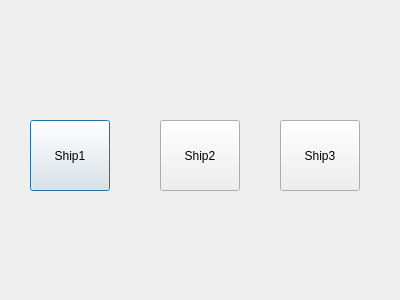
This is src/env/menus/Ships/pickyourship.ui in DC2012/DC2012 as Qt 5 draws it before an edit. The edited form follows.
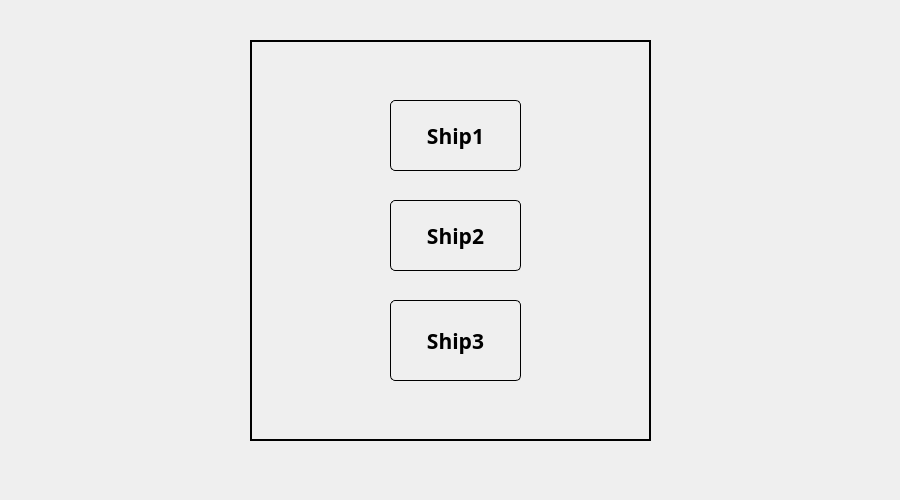
This is the edited form. Icons and pictures are not drawn.

```diff
--- a/src/env/menus/Ships/pickyourship.ui
+++ b/src/env/menus/Ships/pickyourship.ui
@@ -6,53 +6,185 @@
    <rect>
     <x>0</x>
     <y>0</y>
-    <width>400</width>
-    <height>300</height>
+    <width>900</width>
+    <height>500</height>
    </rect>
   </property>
+  <property name="minimumSize">
+   <size>
+    <width>900</width>
+    <height>500</height>
+   </size>
+  </property>
+  <property name="maximumSize">
+   <size>
+    <width>900</width>
+    <height>500</height>
+   </size>
+  </property>
+  <property name="font">
+   <font>
+    <family>Jomolhari</family>
+   </font>
+  </property>
   <property name="windowTitle">
    <string>Dialog</string>
   </property>
+  <property name="styleSheet">
+   <string notr="true">QDialog{
+  color:white;
+  background-image:url(:/image/underwater.jpg)
+}
+
+QLineEdit{
+  color:#FFF;
+  padding: 5px;
+  background-color:#000;
+}
+
+QFrame{
+  border: 2px solid#000;
+    background-image:url(:/image/steel.jpg)
+}
+
+QPushButton{
+  color: black;
+  border: 1px solid#000;
+  border-radius:5px;
+  padding: 5px;
+  background-image:url(:/image/metal_4.jpg)
+}
+
+QPushButton:hover {
+  background: qradialgradient(cx: 0.3, cy: -0.4,fx: 0.3, fy: -0.4,radius: 1.35, stop: 0 #000, stop: 1 #808080);
+}
+
+ QPushButton:pressed {
+background: qradialgradient(cx: 0.4, cy: -0.1,
+fx: 0.4, fy: -0.1,
+radius: 1.35, stop: 0 #FFF, stop: 1 #C89225);
+}</string>
+  </property>
+  <widget class="QFrame" name="frame">
+   <property name="geometry">
+    <rect>
+     <x>250</x>
+     <y>40</y>
+     <width>401</width>
+     <height>401</height>
+    </rect>
+   </property>
+   <property name="font">
+    <font>
+     <family>Jomolhari</family>
+     <pointsize>16</pointsize>
+     <weight>75</weight>
+     <bold>true</bold>
+    </font>
+   </property>
+   <property name="frameShape">
+    <enum>QFrame::StyledPanel</enum>
+   </property>
+   <property name="frameShadow">
+    <enum>QFrame::Raised</enum>
+   </property>
   <widget class="QPushButton" name="btnShip1">
    <property name="geometry">
     <rect>
-     <x>30</x>
-     <y>120</y>
-     <width>80</width>
+      <x>140</x>
+      <y>60</y>
+      <width>131</width>
      <height>71</height>
     </rect>
    </property>
+    <property name="font">
+     <font>
+      <family>Jomolhari</family>
+      <pointsize>16</pointsize>
+      <weight>75</weight>
+      <bold>true</bold>
+     </font>
+    </property>
    <property name="text">
     <string>Ship1</string>
    </property>
+    <property name="icon">
+     <iconset resource="../../../../../../../opt/QtSDK/LinuxGame/pictures.qrc">
+      <normaloff>:/image/old.png</normaloff>:/image/old.png</iconset>
+    </property>
+    <property name="iconSize">
+     <size>
+      <width>50</width>
+      <height>50</height>
+     </size>
+    </property>
   </widget>
   <widget class="QPushButton" name="btnShip2">
    <property name="geometry">
     <rect>
-     <x>160</x>
-     <y>120</y>
-     <width>80</width>
+      <x>140</x>
+      <y>160</y>
+      <width>131</width>
      <height>71</height>
     </rect>
    </property>
+    <property name="font">
+     <font>
+      <family>Jomolhari</family>
+      <pointsize>16</pointsize>
+      <weight>75</weight>
+      <bold>true</bold>
+     </font>
+    </property>
    <property name="text">
     <string>Ship2</string>
    </property>
+    <property name="icon">
+     <iconset resource="../../../../../../../opt/QtSDK/LinuxGame/pictures.qrc">
+      <normaloff>:/image/sub2.gif</normaloff>:/image/sub2.gif</iconset>
+    </property>
+    <property name="iconSize">
+     <size>
+      <width>50</width>
+      <height>50</height>
+     </size>
+    </property>
   </widget>
   <widget class="QPushButton" name="btnShip3">
    <property name="geometry">
     <rect>
-     <x>280</x>
-     <y>120</y>
-     <width>80</width>
-     <height>71</height>
-    </rect>
-   </property>
+      <x>140</x>
+      <y>260</y>
+      <width>131</width>
+      <height>81</height>
+     </rect>
+    </property>
+    <property name="font">
+     <font>
+      <family>Jomolhari</family>
+      <pointsize>16</pointsize>
+      <weight>75</weight>
+      <bold>true</bold>
+     </font>
+    </property>
    <property name="text">
     <string>Ship3</string>
    </property>
-  </widget>
- </widget>
- <resources/>
+    <property name="icon">
+     <iconset resource="../../../../../../../opt/QtSDK/LinuxGame/pictures.qrc">
+      <normaloff>:/image/canoe.gif</normaloff>:/image/canoe.gif</iconset>
+    </property>
+    <property name="iconSize">
+     <size>
+      <width>50</width>
+      <height>50</height>
+     </size>
+    </property>
+   </widget>
+  </widget>
+ </widget>
+ <resources>
+  <include location="../../../../../../../opt/QtSDK/LinuxGame/pictures.qrc"/>
+ </resources>
  <connections/>
 </ui>
```
Lines whose indentation alone changed are shown as unchanged.
